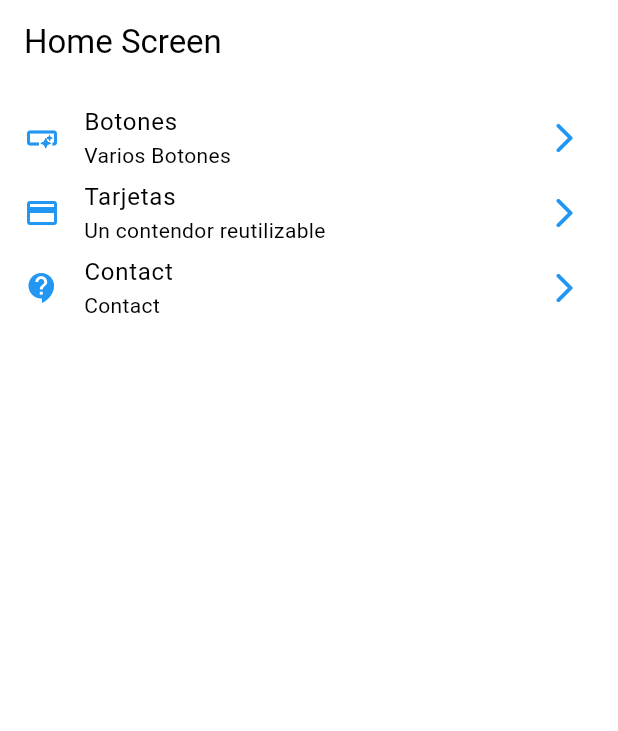
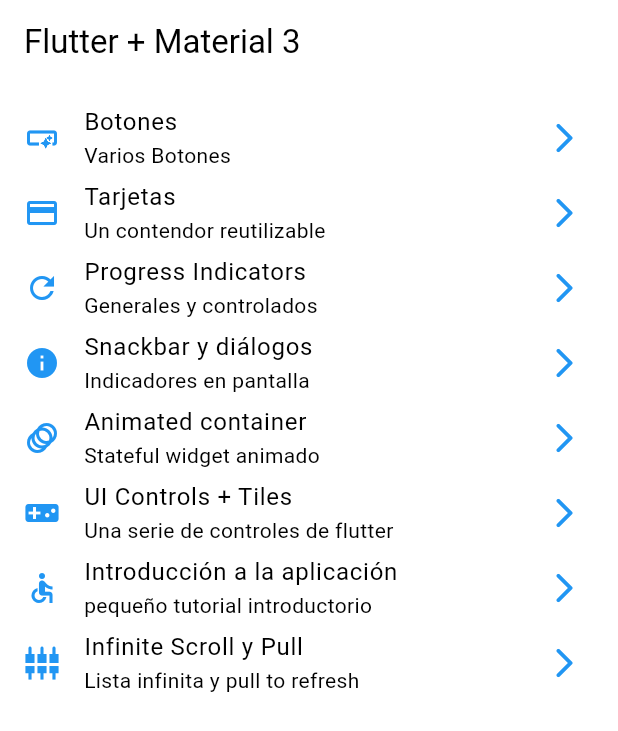
Before and after one commit to MelvinRB27/flutter-course, a Flutter app: the screen it shows after launch, on a phone screen of 412 x 824 dp. Shown: the top 731 px of the screen. Run offline on Flutter 3.47's test engine with Material 3 defaults, Android fonts, the phone set to English and light mode, and no system bars; our stand-ins replace go_router.

Commit message:
progress indicator terminado

```diff
--- a/lib/config/menu/menu_items.dart
+++ b/lib/config/menu/menu_items.dart
@@ -27,9 +27,39 @@
     icon: Icons.credit_card,
   ),
   const MenuItem(
-    title: 'Contact',
-    subTitle: 'Contact',
-    link: '/contacts',
-    icon: Icons.contact_support,
-  )
+    title: 'Progress Indicators',
+    subTitle: 'Generales y controlados',
+    link: '/progress',
+    icon: Icons.refresh_outlined,
+  ),
+  const MenuItem(
+    title: 'Snackbar y diálogos',
+    subTitle: 'Indicadores en pantalla',
+    link: '/snackbar',
+    icon: Icons.info,
+  ),
+  const MenuItem(
+    title: 'Animated container',
+    subTitle: 'Stateful widget animado',
+    link: '/animated',
+    icon: Icons.animation,
+  ),
+  const MenuItem(
+    title: 'UI Controls + Tiles',
+    subTitle: 'Una serie de controles de flutter',
+    link: '/ui_controls',
+    icon: Icons.videogame_asset,
+  ),
+  const MenuItem(
+    title: 'Introducción a la aplicación',
+    subTitle: 'pequeño tutorial introductorio',
+    link: '/tutorial',
+    icon: Icons.accessible,
+  ),
+  const MenuItem(
+    title: 'Infinite Scroll y Pull',
+    subTitle: 'Lista infinita y pull to refresh',
+    link: '/tutorial',
+    icon: Icons.settings_input_component_sharp,
+  ),
 ];
--- a/lib/config/router/app_router.dart
+++ b/lib/config/router/app_router.dart
@@ -20,9 +20,34 @@
       builder: (context, state) => const CardsScreen(),
     ),
     GoRoute(
-      path: '/contacts',
-      name: ContactsScreen.name,
-      builder: (context, state) => const ContactsScreen(),
+      path: '/progress',
+      name: ProgressScreen.name,
+      builder: (context, state) => const ProgressScreen(),
+    ),
+    GoRoute(
+      path: '/snackbar',
+      name: SnackbarScreen.name,
+      builder: (context, state) => const ProgressScreen(),
+    ),
+    GoRoute(
+      path: '/animated',
+      name: AnimatedScreen.name,
+      builder: (context, state) => const ProgressScreen(),
+    ),
+    GoRoute(
+      path: '/ui_controls',
+      name: UiControlsScreen.name,
+      builder: (context, state) => const ProgressScreen(),
+    ),
+    GoRoute(
+      path: '/tutorial',
+      name: AppTutorialScreen.name,
+      builder: (context, state) => const ProgressScreen(),
+    ),
+    GoRoute(
+      path: '/infinite_scroll',
+      name: InfiniteScrollScreen.name,
+      builder: (context, state) => const ProgressScreen(),
     ),
   ],
 );
--- a/lib/presentation/screen/home/home_screen.dart
+++ b/lib/presentation/screen/home/home_screen.dart
@@ -10,7 +10,7 @@
   Widget build(BuildContext context) {
     return Scaffold(
       appBar: AppBar(
-        title: const Text('Home Screen'),
+        title: const Text('Flutter + Material 3'),
       ),
       body: _HomeView(),
     );
--- a/lib/presentation/screen/screens.dart
+++ b/lib/presentation/screen/screens.dart
@@ -2,7 +2,6 @@
 export 'package:widgets_app/presentation/screen/app_tutorial/app_tutorial_screen.dart';
 export 'package:widgets_app/presentation/screen/buttons/buttons_screen.dart';
 export 'package:widgets_app/presentation/screen/cards/cards_screen.dart';
-export 'package:widgets_app/presentation/screen/contact/contacts_screen.dart';
 export 'package:widgets_app/presentation/screen/home/home_screen.dart';
 export 'package:widgets_app/presentation/screen/infinite_scroll/infinite_scroll_screen.dart';
 export 'package:widgets_app/presentation/screen/progress/progress_screen.dart';
```
Also changed, not shown: lib/presentation/screen/contact/contacts_screen.dart (deleted, +0 -16 lines), lib/presentation/screen/progress/progress_screen.dart (+63 -1 lines).
